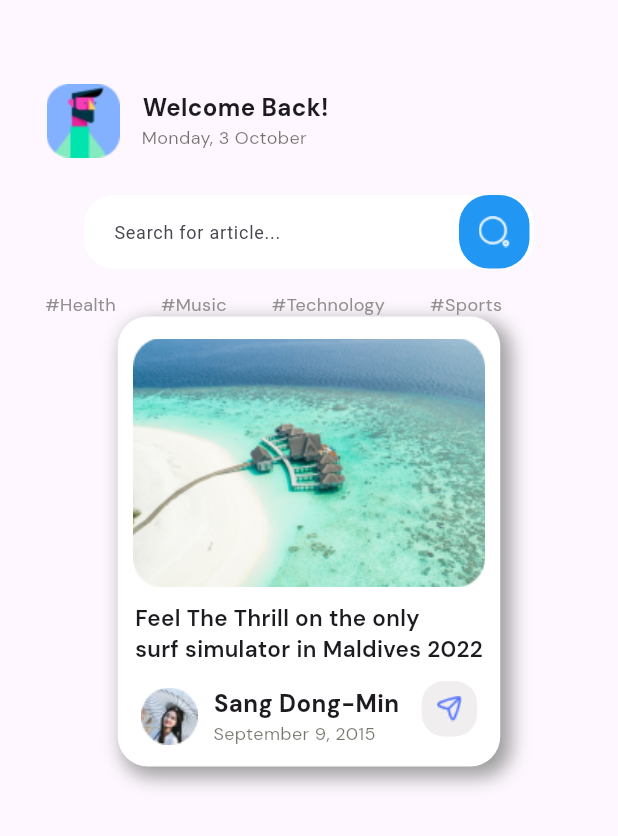
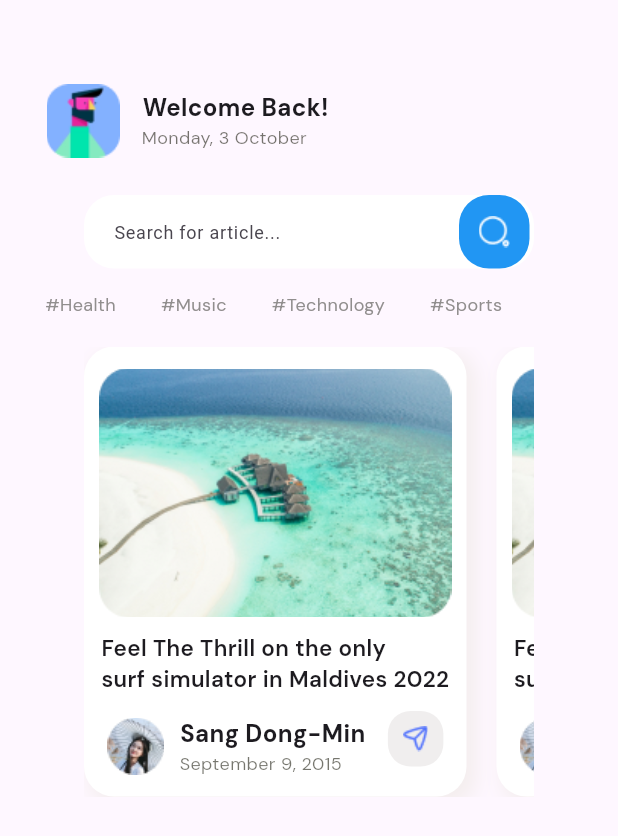
Before and after one commit to Rhunnan/travel_news_app, a Flutter app: the screen it shows after launch, on a phone screen of 412 x 824 dp. Shown: the top 836 px of the screen. Run offline on Flutter 3.47's test engine with Material 2 defaults, Android fonts, the phone set to English and light mode, and no system bars; our stand-ins replace google_fonts.

Commit message:
implemented the list view scroll on first page

```diff
--- a/lib/components/first_page_horizontalSroll.dart
+++ b/lib/components/first_page_horizontalSroll.dart
@@ -1,7 +1,6 @@
 import 'dart:math';
 
 import 'package:flutter/material.dart';
-import 'package:flutter_svg/flutter_svg.dart';
 import 'package:google_fonts/google_fonts.dart';
 
 class HorizontalScrollFirstPage extends StatelessWidget {
@@ -9,12 +8,14 @@ class HorizontalScrollFirstPage extends StatelessWidget {
 
   @override
   Widget build(BuildContext context) {
-    return Container(
+    return Padding(
+      padding: const EdgeInsets.only(right: 20),
+      child: Container(
         height: 300,
         width: 255,
         decoration: BoxDecoration(boxShadow: const [
           BoxShadow(
-          color: Colors.grey,
+            color: Color.fromARGB(255, 244, 238, 238),
             offset: Offset(
               5.0,
               5.0,
@@ -45,8 +46,8 @@ class HorizontalScrollFirstPage extends StatelessWidget {
               ),
               Text(
                 "Feel The Thrill on the only\nsurf simulator in Maldives 2022",
-              style:
-                  GoogleFonts.dmSans(fontSize: 15, fontWeight: FontWeight.w600),
+                style: GoogleFonts.dmSans(
+                    fontSize: 15, fontWeight: FontWeight.w600),
               ),
               Row(
                 children: [
@@ -100,6 +101,7 @@ class HorizontalScrollFirstPage extends StatelessWidget {
             ],
           ),
         ),
+      ),
     );
   }
 }
--- a/lib/main.dart
+++ b/lib/main.dart
@@ -1,6 +1,7 @@
 import 'package:flutter/material.dart';
 import 'package:travel_news_app/components/first_page_horizontalSroll.dart';
 import 'package:travel_news_app/components/profileAndSearchBar.dart';
+import 'package:travel_news_app/components/first_page_horizontalSroll.dart';
 
 void main() {
   runApp(const MyApp());
@@ -33,11 +34,24 @@ class HomePage extends StatefulWidget {
 class _HomePageState extends State<HomePage> {
   @override
   Widget build(BuildContext context) {
-    return const Scaffold(
+    return Scaffold(
         body: Column(
       children: [
-        ProfileAndSearchBar(),
-        HorizontalScrollFirstPage(),
+        const ProfileAndSearchBar(),
+        Padding(
+          padding: const EdgeInsets.only(top: 20),
+          child: SizedBox(
+            height: 300,
+            width: 300,
+            child: ListView.builder(
+              scrollDirection: Axis.horizontal,
+              itemCount: 6,
+              itemBuilder: ((context, index) {
+                return const HorizontalScrollFirstPage();
+              }),
+            ),
+          ),
+        )
       ],
     ));
   }
```
Lines whose indentation alone changed are shown as unchanged.
